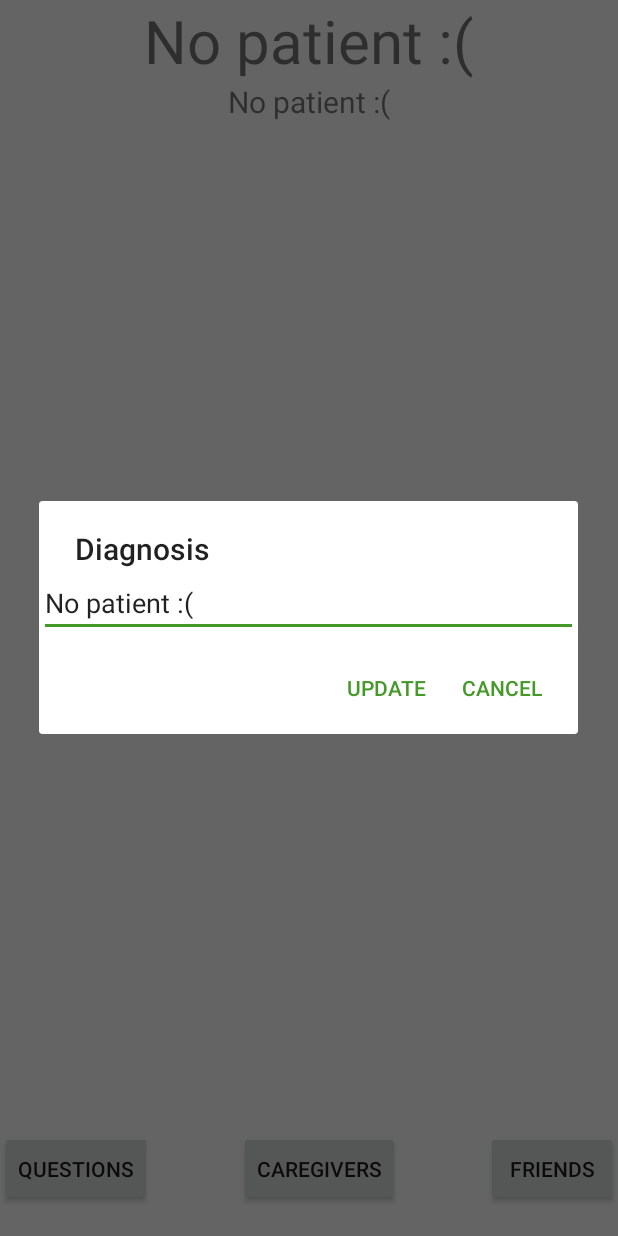
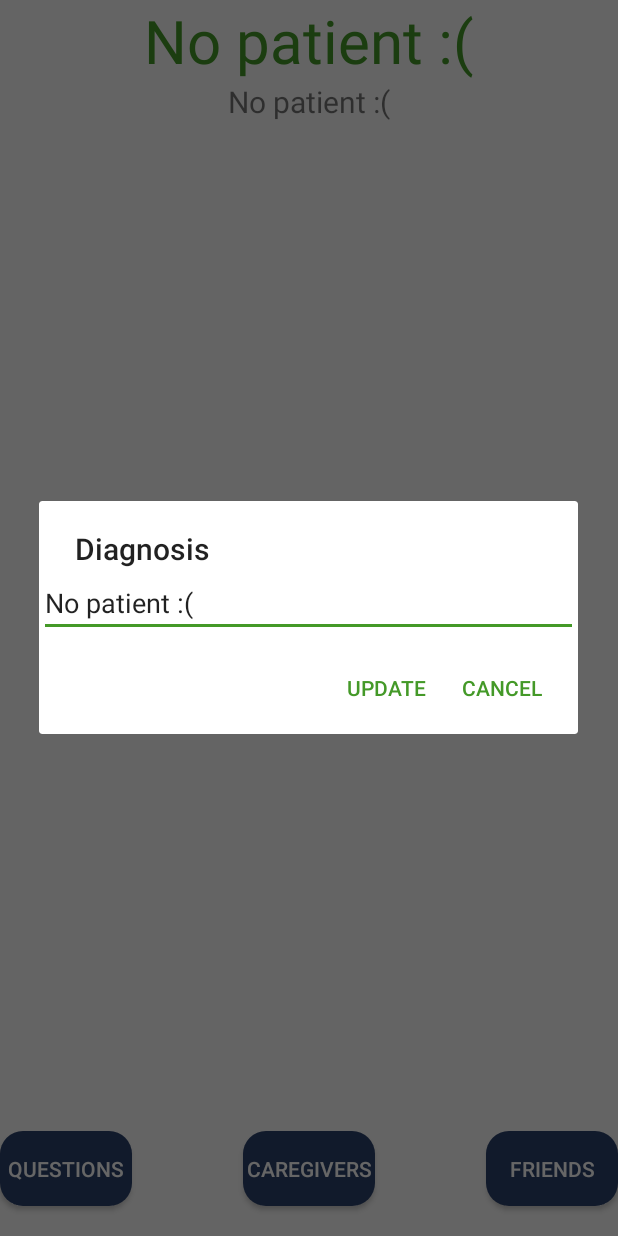
Before and after one commit to YonatanKirsh/Doc2Family, an Android app: the PatientInfoActivity screen opened directly, with no data from a screen before it, after a tap on "No patient :(", on a phone screen of 412 x 824 dp. Run offline under Robolectric (Android 15) with nearby library versions, the phone set to English and light mode, and no system bars; our stand-ins replace Firebase (no records; nobody signed in at launch, a user with empty details on screens opened directly); 4 statements that could not run were skipped.

Commit message:
some design button and text

```diff
--- a/app/src/main/res/drawable/customized_button.xml
+++ b/app/src/main/res/drawable/customized_button.xml
@@ -1,5 +1,5 @@
 <?xml version="1.0" encoding="utf-8"?>
 <shape xmlns:android="http://schemas.android.com/apk/res/android">
-    <solid android:color="@color/navy"/>
+    <solid android:color="@color/navy" />
     <corners android:radius="15dp"/>
 </shape>
--- a/app/src/main/res/layout/activity_caregivers_list.xml
+++ b/app/src/main/res/layout/activity_caregivers_list.xml
@@ -8,6 +8,7 @@
 
     <TextView
         android:id="@+id/caregivers_list_text_view_title"
+        android:textColor="@color/navy"
         android:layout_width="match_parent"
         android:layout_height="wrap_content"
         android:gravity="center_horizontal"
@@ -34,6 +35,10 @@
 
     <Button
         android:id="@+id/caregivers_list_button_goto_add_caregiver"
+        android:background="@drawable/customized_button"
+        android:textColor="@color/white"
+        android:paddingLeft="5dp"
+        android:paddingRight="5dp"
         android:layout_width="wrap_content"
         android:layout_height="50dp"
         android:layout_marginTop="40dp"
--- a/app/src/main/res/layout/activity_friends_list.xml
+++ b/app/src/main/res/layout/activity_friends_list.xml
@@ -12,6 +12,7 @@
         android:layout_height="wrap_content"
         android:gravity="center_horizontal"
         android:text="PATIENT'S FRIENDS"
+        android:textColor="@color/navy"
         android:textSize="40sp"
         android:layout_marginBottom="20dp"
         app:layout_constraintTop_toTopOf="parent"
@@ -33,6 +34,10 @@
 
     <Button
         android:id="@+id/button_add_friend"
+        android:background="@drawable/customized_button"
+        android:textColor="@color/white"
+        android:paddingLeft="5dp"
+        android:paddingRight="5dp"
         android:layout_width="wrap_content"
         android:layout_height="50dp"
         android:layout_margin="20dp"
--- a/app/src/main/res/layout/activity_patient_info.xml
+++ b/app/src/main/res/layout/activity_patient_info.xml
@@ -8,6 +8,7 @@
 
     <TextView
         android:id="@+id/text_view_patient_info_title"
+        android:textColor="@color/green"
         android:layout_width="match_parent"
         android:layout_height="wrap_content"
         android:gravity="center_horizontal"
@@ -31,9 +32,13 @@
 
     <Button
         android:id="@+id/add_an_update_button"
+        android:background="@drawable/customized_button"
+        android:textColor="@color/white"
         android:visibility="invisible"
         android:layout_width="wrap_content"
         android:layout_height="wrap_content"
+        android:paddingLeft="5dp"
+        android:paddingRight="5dp"
         android:text="@string/add_update"
         android:layout_margin="20dp"
         app:layout_constraintRight_toRightOf="parent"
@@ -44,6 +49,8 @@
 
     <Button
         android:id="@+id/add_an_admin_button"
+        android:background="@drawable/customized_button"
+        android:textColor="@color/white"
         android:layout_width="wrap_content"
         android:layout_height="wrap_content"
         android:layout_margin="20dp"
@@ -66,7 +73,11 @@
 
     <Button
         android:id="@+id/activity_patient_info_button_goto_questions"
+        android:background="@drawable/customized_button"
+        android:textColor="@color/white"
         android:layout_width="wrap_content"
+        android:paddingLeft="5dp"
+        android:paddingRight="5dp"
         android:layout_height="50dp"
         android:text="@string/questions"
         android:layout_marginBottom="20dp"
@@ -75,6 +86,8 @@
 
     <Button
         android:id="@+id/activity_patient_info_button_goto_caregivers"
+        android:background="@drawable/customized_button"
+        android:textColor="@color/white"
         android:layout_width="wrap_content"
         android:layout_height="50dp"
         android:text="@string/caregivers_plural"
@@ -86,6 +99,8 @@
 
     <Button
         android:id="@+id/activity_patient_info_button_goto_friends"
+        android:background="@drawable/customized_button"
+        android:textColor="@color/white"
         android:layout_width="wrap_content"
         android:layout_height="50dp"
         android:text="@string/friends"
--- a/app/src/main/res/layout/activity_questions_list.xml
+++ b/app/src/main/res/layout/activity_questions_list.xml
@@ -8,6 +8,7 @@
 
     <TextView
         android:id="@+id/text_view_questions_title"
+        android:textColor="@color/green"
         android:layout_width="match_parent"
         android:layout_height="wrap_content"
         android:gravity="center_horizontal"
```
